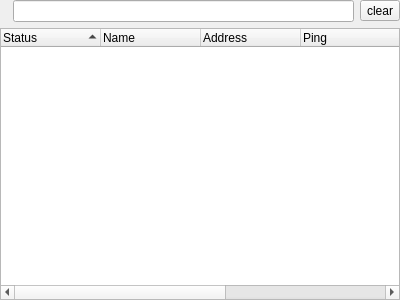
First picture: the form in src/servlistwidget.ui, repository navrocky/urtconnector, before the edit.
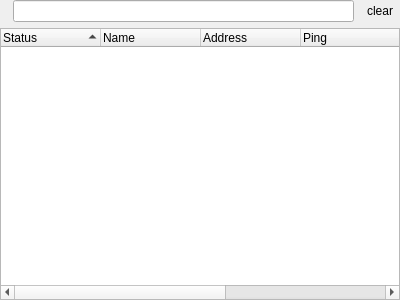
Second picture: the form after the edit. Icons and pictures are not drawn.

Diff of the .ui file:
```diff
--- a/src/servlistwidget.ui
+++ b/src/servlistwidget.ui
@@ -48,6 +48,9 @@
        <property name="toolButtonStyle">
         <enum>Qt::ToolButtonIconOnly</enum>
        </property>
+       <property name="autoRaise">
+        <bool>true</bool>
+       </property>
       </widget>
      </item>
     </layout>
```
